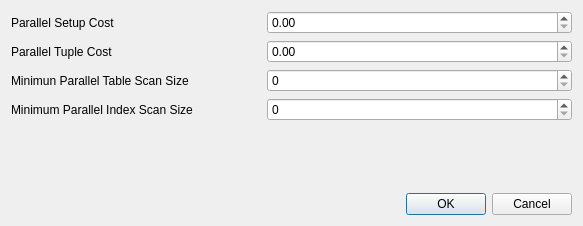
This is GUI/pgdbatool/dlgparallelsettings.ui in marcotcal/PG-DBA-Tools as Qt 5 draws it before an edit. The edited form follows.
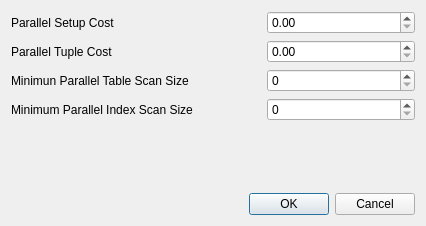
This is the edited form.

Commit message: Size Adjust

```diff
--- a/GUI/pgdbatool/dlgparallelsettings.ui
+++ b/GUI/pgdbatool/dlgparallelsettings.ui
@@ -6,7 +6,7 @@
    <rect>
     <x>0</x>
     <y>0</y>
-    <width>583</width>
+    <width>426</width>
     <height>226</height>
    </rect>
   </property>
```
